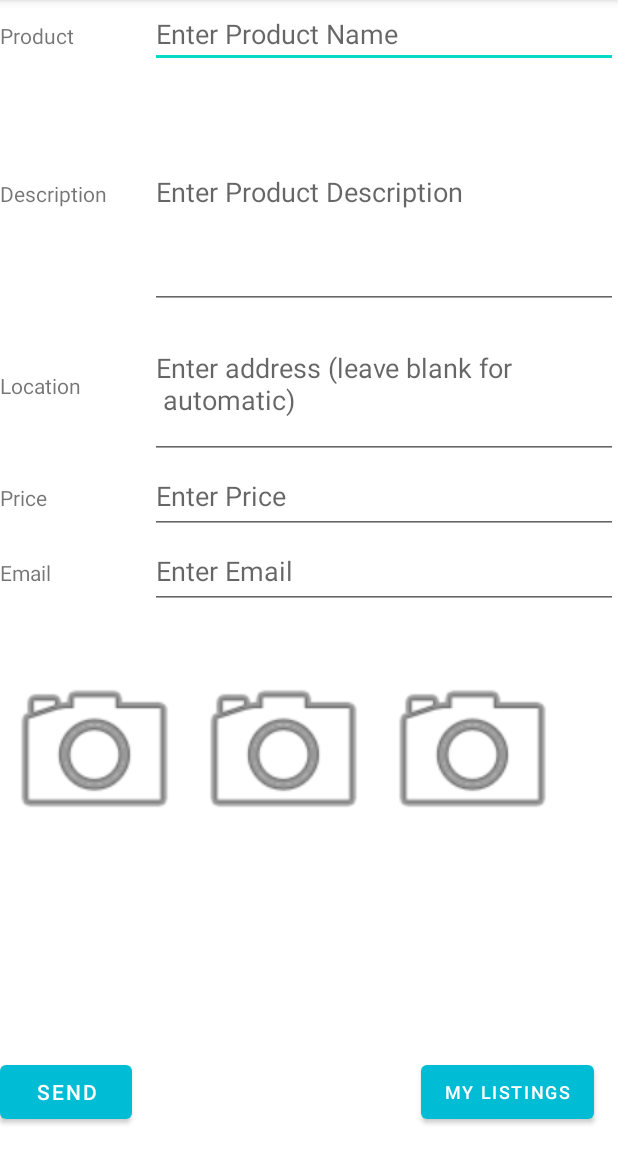
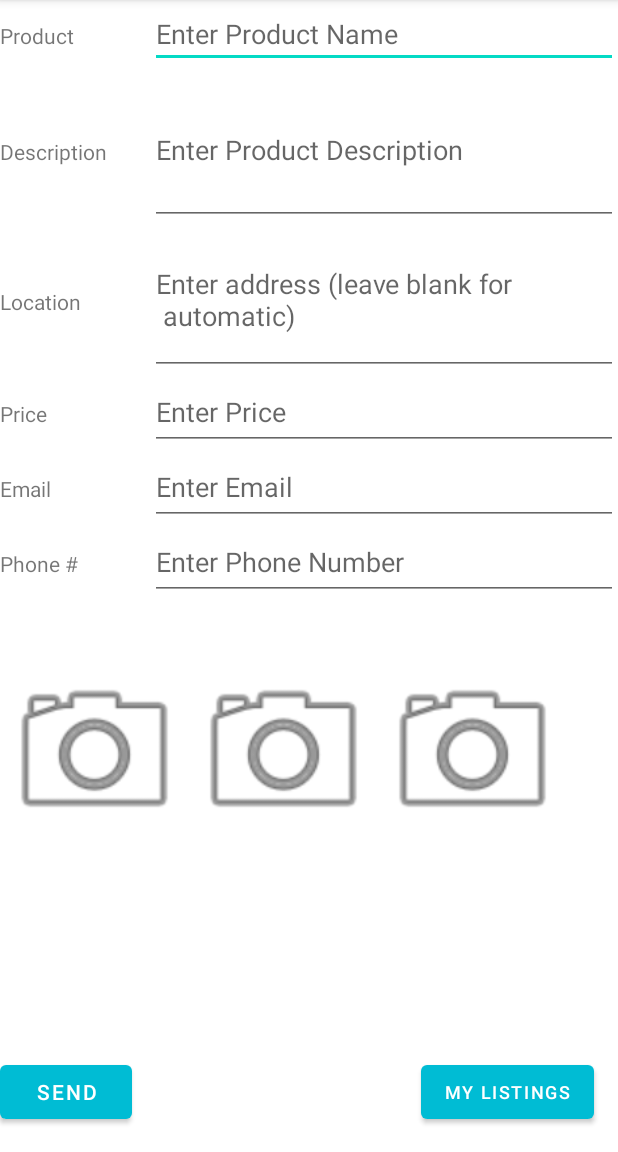
Before and after one commit to apps4sj/TwitterHelper, an Android app: the screen it shows after launch (MainActivity), on a phone screen of 412 x 824 dp, the part 84-1236 px from its top. Run offline under Robolectric (Android 15) with nearby library versions, the phone set to English and light mode, and no system bars.

Commit message:
code for adding phone number

```diff
--- a/Dev/TwitterSeller/app/src/main/java/com/apps4sj/TwitterSeller/MainActivity.java
+++ b/Dev/TwitterSeller/app/src/main/java/com/apps4sj/TwitterSeller/MainActivity.java
@@ -3,6 +3,7 @@ package com.apps4sj.TwitterSeller;
 import androidx.annotation.RequiresApi;
 import androidx.appcompat.app.AppCompatActivity;
 import androidx.core.app.ActivityCompat;
+import androidx.core.content.ContextCompat;
 import androidx.core.content.FileProvider;
 
 import android.Manifest;
@@ -28,6 +29,7 @@ import android.os.Environment;
 import android.os.Handler;
 import android.os.Looper;
 import android.provider.MediaStore;
+import android.telephony.TelephonyManager;
 import android.text.TextUtils;
 import android.view.View;
 import android.widget.Button;
@@ -72,9 +74,9 @@ public class MainActivity extends AppCompatActivity {
 
     //private Button pictureButton;
     private Button sendButton, myListingsButton;
-    private EditText productInput, descInput, priceInput, emailInput, locationInput;
+    private EditText productInput, descInput, priceInput, emailInput, phoneNumInput, locationInput;
     private ImageView[] imageViewPreviews;
-
+    private final int REQUEST_CODE_READ_PHONE_NUMBER = 0;
     @RequiresApi(api = Build.VERSION_CODES.M)
     @Override
     protected void onCreate(Bundle savedInstanceState) {
@@ -93,30 +95,48 @@ public class MainActivity extends AppCompatActivity {
         descInput = findViewById(R.id.editTextDescription);
         priceInput = findViewById(R.id.editTextPrice);
         emailInput = findViewById(R.id.editTextEmail);
+        phoneNumInput = findViewById(R.id.editTextPhoneNum);
         locationInput = findViewById(R.id.locationEditText);
         imageViewPreviews = new ImageView[]{findViewById(R.id.imageViewPreview1), findViewById(R.id.imageViewPreview2), findViewById(R.id.imageViewPreview3)};
 
         Intent intent = getIntent();
 
         String jsonSave = intent.getStringExtra(MainActivity.SAVE_INSTANCE);
+        if (jsonSave == null && ContextCompat.checkSelfPermission(
+                this, Manifest.permission.READ_PHONE_NUMBERS) !=
+                PackageManager.PERMISSION_GRANTED) {
+            // You can directly ask for the permission.
+            // You can directly ask for the permission.
+            // The registered ActivityResultCallback gets the result of this request.
+            requestPermissions(new String[]{Manifest.permission.READ_PHONE_NUMBERS}, REQUEST_CODE_READ_PHONE_NUMBER);
+        }
+
         if (jsonSave != null && !jsonSave.equals("")) {
-           setSaveInstance(jsonSave);
+            setSaveInstance(jsonSave);
+        } else {
+            if (ContextCompat.checkSelfPermission(
+                    this, Manifest.permission.READ_PHONE_NUMBERS) ==
+                    PackageManager.PERMISSION_GRANTED) {
+                TelephonyManager tMgr = (TelephonyManager) this.getSystemService(Context.TELEPHONY_SERVICE);
+                String phoneNumber = tMgr.getLine1Number();
+                phoneNumInput.setText(phoneNumber);
+            }
         }
         Resources res = getResources();
         Drawable drawable = res.getDrawable(R.drawable.take_a_picture);
 
-        for (ImageView  imageView : imageViewPreviews ) {
+        for (ImageView imageView : imageViewPreviews) {
             imageView.setImageDrawable(drawable);
             imageView.setOnClickListener(new View.OnClickListener() {
                 @Override
                 public void onClick(View v) {
-                    if(v == imageViewPreviews[0]) {
+                    if (v == imageViewPreviews[0]) {
                         currentPhotoNum = 0;
                     }
-                    if(v == imageViewPreviews[1]) {
+                    if (v == imageViewPreviews[1]) {
                         currentPhotoNum = 1;
                     }
-                    if(v == imageViewPreviews[2]) {
+                    if (v == imageViewPreviews[2]) {
                         currentPhotoNum = 2;
                     }
 
@@ -198,7 +218,10 @@ public class MainActivity extends AppCompatActivity {
                                 location = findLocation(MainActivity.this);
                             }
                             toSend.put("location", location);
-                            toSend.put("contact", emailInput.getText());
+                            JSONObject contact = new JSONObject();
+                            contact.put("email", emailInput.getText());
+                            contact.put("phoneNum", phoneNumInput.getText());
+                            toSend.put("contact", contact);
                             if (binaryImage1.length > 0) {
                                 JSONObject image0 = new JSONObject();
                                 image0.put("fileName", "image0.jpg");
@@ -257,7 +280,7 @@ public class MainActivity extends AppCompatActivity {
                             int bytesRead = 0;
                             int currentTotal = 0;
                             do {
-                                bytesRead = inputStream.read(image, currentTotal, (image.length-currentTotal));
+                                bytesRead = inputStream.read(image, currentTotal, (image.length - currentTotal));
                                 if (bytesRead > 0)
                                     currentTotal += bytesRead;
                             } while (bytesRead > 0);
@@ -277,8 +300,7 @@ public class MainActivity extends AppCompatActivity {
                                 }
                             });
 
-                        }
-                        catch (Exception e) {
+                        } catch (Exception e) {
                             e.printStackTrace();
                         }
                     }
@@ -303,7 +325,10 @@ public class MainActivity extends AppCompatActivity {
             saveInstance.put("price", String.valueOf(priceInput.getText()));
             saveInstance.put("description", descInput.getText());
             saveInstance.put("location", locationInput.getText());
-            saveInstance.put("contact", emailInput.getText());
+            JSONObject contact = new JSONObject();
+            contact.put("email", emailInput.getText());
+            contact.put("phoneNum", phoneNumInput.getText());
+            saveInstance.put("contact", contact);
             if (!currentPhotoPaths[0].equals("")) {
                 saveInstance.put("image0", currentPhotoPaths[0]);
             }
@@ -314,19 +339,21 @@ public class MainActivity extends AppCompatActivity {
                 saveInstance.put("image2", currentPhotoPaths[2]);
             }
             return saveInstance.toString();
-        } catch (Exception e){
+        } catch (Exception e) {
             return "";
         }
     }
 
-    private void setSaveInstance (String savedInstance) {
+    private void setSaveInstance(String savedInstance) {
         try {
             JSONObject json = new JSONObject(savedInstance);
             productInput.setText(json.get("itemName").toString());
             priceInput.setText(json.get("price").toString());
             descInput.setText(json.get("description").toString());
             locationInput.setText(json.get("location").toString());
-            emailInput.setText(json.get("contact").toString());
+            JSONObject contact = (JSONObject) json.get("contact");
+            emailInput.setText(contact.get("email").toString());
+            phoneNumInput.setText(contact.get("phoneNum").toString());
             if (!json.isNull("image0")) {
                 Bitmap imageBitmap = rotateBitmap(json.get("image0").toString());
                 imageViewPreviews[0].setImageBitmap(imageBitmap);
@@ -370,7 +397,7 @@ public class MainActivity extends AppCompatActivity {
 
         Bitmap bitmap = BitmapFactory.decodeFile(photoPath);
 
-        switch(orientation) {
+        switch (orientation) {
             case ExifInterface.ORIENTATION_ROTATE_90:
                 return rotateImage(bitmap, 90);
             case ExifInterface.ORIENTATION_ROTATE_180:
--- a/Dev/TwitterSeller/app/src/main/res/layout/activity_main.xml
+++ b/Dev/TwitterSeller/app/src/main/res/layout/activity_main.xml
@@ -39,7 +39,7 @@
 
         <LinearLayout
             android:layout_width="match_parent"
-            android:layout_height="156dp"
+            android:layout_height="100dp"
             android:orientation="horizontal">
 
             <TextView
@@ -131,6 +131,29 @@
 
         </LinearLayout>
 
+        <LinearLayout
+            android:layout_width="match_parent"
+            android:layout_height="50dp"
+            android:orientation="horizontal">
+
+            <TextView
+                android:id="@+id/phoneNumTextView"
+                android:layout_width="100dp"
+                android:layout_height="wrap_content"
+                android:layout_weight="0"
+                android:text="Phone #" />
+
+            <EditText
+                android:id="@+id/editTextPhoneNum"
+                android:layout_width="match_parent"
+                android:layout_height="match_parent"
+                android:layout_weight="1"
+                android:ems="10"
+                android:hint="Enter Phone Number"
+                android:inputType="textPersonName"
+                android:text="" />
+
+        </LinearLayout>
     </LinearLayout>
 
     <LinearLayout
```
